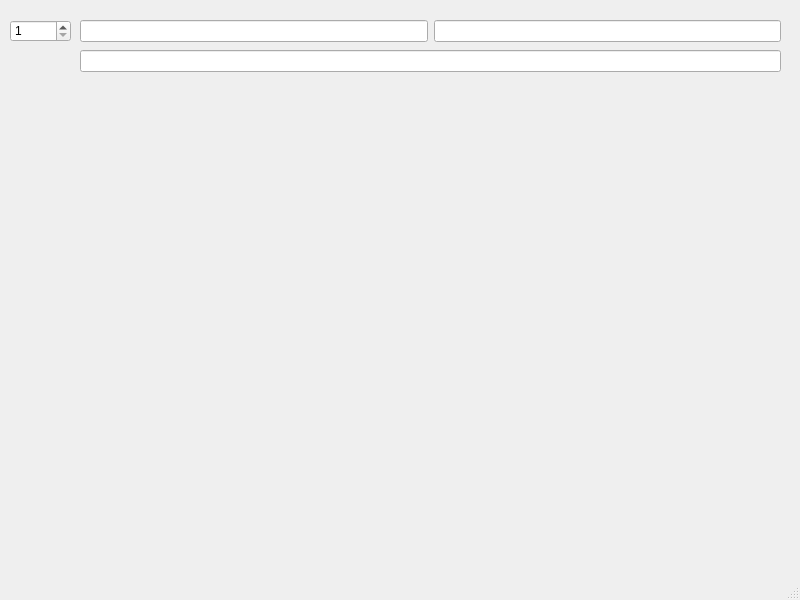
Above: tryout.ui from alitatici/VisualizationOfCodes before the change. Below: the same form after it.
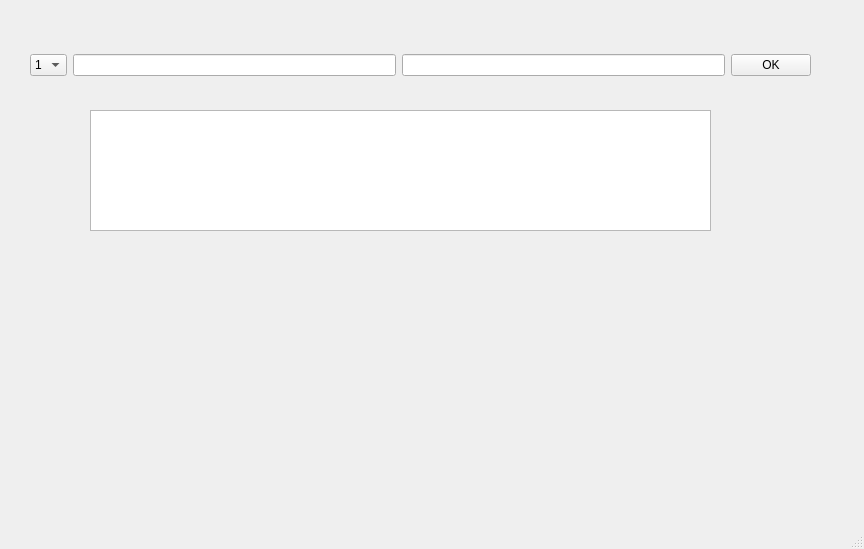
That is the form after the change.

Patch:
```diff
--- a/tryout.ui
+++ b/tryout.ui
@@ -2,72 +2,74 @@
 <ui version="4.0">
  <class>MainWindow</class>
  <widget class="QMainWindow" name="MainWindow">
+  <property name="enabled">
+   <bool>true</bool>
+  </property>
   <property name="geometry">
    <rect>
     <x>0</x>
     <y>0</y>
-    <width>800</width>
-    <height>600</height>
+    <width>864</width>
+    <height>549</height>
    </rect>
   </property>
   <property name="windowTitle">
    <string>MainWindow</string>
   </property>
   <widget class="QWidget" name="centralwidget">
-   <widget class="QSpinBox" name="spinBox">
-    <property name="geometry">
-     <rect>
-      <x>10</x>
-      <y>20</y>
-      <width>61</width>
-      <height>22</height>
-     </rect>
-    </property>
-    <property name="minimum">
-     <number>1</number>
-    </property>
-    <property name="maximum">
-     <number>4</number>
-    </property>
-    <property name="singleStep">
-     <number>1</number>
-    </property>
-    <property name="value">
-     <number>1</number>
-    </property>
-   </widget>
    <widget class="QWidget" name="horizontalLayoutWidget">
     <property name="geometry">
      <rect>
-      <x>80</x>
-      <y>20</y>
-      <width>701</width>
-      <height>22</height>
+      <x>30</x>
+      <y>40</y>
+      <width>781</width>
+      <height>51</height>
      </rect>
     </property>
     <layout class="QHBoxLayout" name="horizontalLayout">
      <item>
-      <widget class="QLineEdit" name="lineEdit_2"/>
+      <widget class="QComboBox" name="comboBox">
+       <item>
+        <property name="text">
+         <string>1</string>
+        </property>
+       </item>
+       <item>
+        <property name="text">
+         <string>2</string>
+        </property>
+       </item>
+       <item>
+        <property name="text">
+         <string>3</string>
+        </property>
+       </item>
+      </widget>
      </item>
      <item>
       <widget class="QLineEdit" name="lineEdit"/>
      </item>
+     <item>
+      <widget class="QLineEdit" name="lineEdit_2"/>
+     </item>
+     <item>
+      <widget class="QPushButton" name="pushButton">
+       <property name="text">
+        <string>OK</string>
+       </property>
+      </widget>
+     </item>
     </layout>
    </widget>
-   <widget class="QWidget" name="horizontalLayoutWidget_2">
+   <widget class="QTextEdit" name="textEdit">
     <property name="geometry">
      <rect>
-      <x>80</x>
-      <y>50</y>
-      <width>701</width>
-      <height>22</height>
+      <x>90</x>
+      <y>110</y>
+      <width>621</width>
+      <height>121</height>
      </rect>
     </property>
-    <layout class="QHBoxLayout" name="horizontalLayout_2">
-     <item>
-      <widget class="QLineEdit" name="lineEdit_3"/>
-     </item>
-    </layout>
    </widget>
   </widget>
   <widget class="QMenuBar" name="menubar">
```
Left out of the diff: 4 changed lines with no effect on the pictures.
